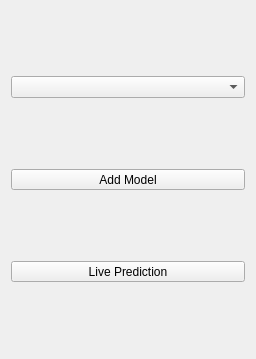
vibbits/ilastik, file ilastik/applets/deepLearningClassification/dlClassificationDrawer.ui: the form before one commit.
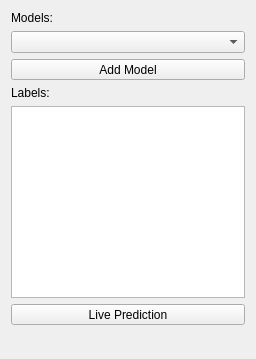
The form after the commit. Custom widgets are drawn as their Qt base class.

Commit message: Nicer classification applet GUI. Added editable labels list.

Diff of the .ui file:
```diff
--- a/ilastik/applets/deepLearningClassification/dlClassificationDrawer.ui
+++ b/ilastik/applets/deepLearningClassification/dlClassificationDrawer.ui
@@ -32,6 +32,13 @@
    <string>Form</string>
   </property>
   <layout class="QVBoxLayout" name="verticalLayout">
+   <item>
+    <widget class="QLabel" name="modelsLabel">
+     <property name="text">
+      <string>Models:</string>
+     </property>
+    </widget>
+   </item>
    <item>
     <widget class="QComboBox" name="comboBox">
      <property name="currentText">
@@ -58,6 +65,23 @@
        </property>
       </widget>
      </item>
+   <item>
+    <widget class="QLabel" name="labelsLabel">
+     <property name="text">
+      <string>Labels:</string>
+     </property>
+    </widget>
+   </item>
+   <item>
+    <widget class="LabelListView" name="labelListView">
+     <property name="sizePolicy">
+      <sizepolicy hsizetype="Minimum" vsizetype="MinimumExpanding">
+       <horstretch>0</horstretch>
+       <verstretch>0</verstretch>
+      </sizepolicy>
+     </property>
+    </widget>
+   </item>
       <item>
       <widget class="QToolButton" name="liveUpdateButton">
        <property name="sizePolicy">
@@ -77,8 +101,28 @@
        </property>
       </widget>
      </item>
+   <item>
+    <spacer name="verticalSpacer">
+     <property name="orientation">
+      <enum>Qt::Vertical</enum>
+     </property>
+     <property name="sizeHint" stdset="0">
+      <size>
+       <width>20</width>
+       <height>40</height>
+      </size>
+     </property>
+    </spacer>
+   </item>
   </layout>
  </widget>
+ <customwidgets>
+  <customwidget>
+   <class>LabelListView</class>
+   <extends>QTableView</extends>
+   <header>ilastik.widgets.labelListView</header>
+  </customwidget>
+ </customwidgets>
  <resources/>
  <connections/>
 </ui>
```
Lines whose indentation alone changed are shown as unchanged. The commit also changes 1 other file.
